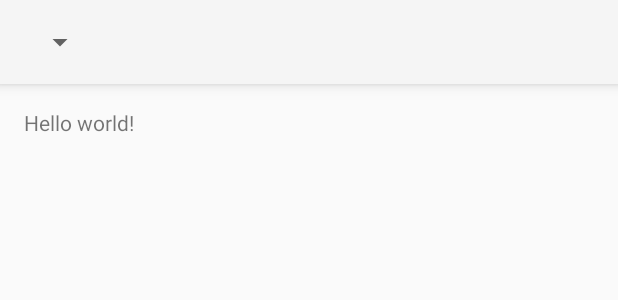
After one commit to diego15ag/Hearthstone, an Android app: the layout activity_mazos.xml on its own in the app's theme, with its tools: preview values and no code run, on a phone screen of 412 x 824 dp. The commit adds this screen. Shown: the top 300 px of the screen. Run offline under Robolectric (Android 15) with nearby library versions, the phone set to English and light mode, and no system bars.

Commit message:
Añadida vista preliminar de la acitividad para mostrar mazos/cartas

```diff
--- /dev/null
+++ b/app/src/main/res/layout/activity_mazos.xml
@@ -0,0 +1,65 @@
+<?xml version="1.0" encoding="utf-8"?>
+
+<android.support.v4.widget.DrawerLayout
+xmlns:android="http://schemas.android.com/apk/res/android"
+android:id="@+id/drawer_layout"
+android:layout_width="match_parent"
+android:layout_height="match_parent"
+android:fitsSystemWindows="true">
+<LinearLayout
+    android:layout_width="match_parent"
+    android:layout_height="match_parent"
+    android:orientation="vertical">
+
+    <android.support.v7.widget.Toolbar
+        android:id="@+id/toolbar"
+        android:layout_height="wrap_content"
+        android:layout_width="match_parent"
+        android:elevation="5dp"
+        android:minHeight="?attr/actionBarSize"
+        android:background="?attr/colorPrimary">
+
+        <Spinner
+            android:id="@+id/spinner_nav"
+            android:layout_width="wrap_content"
+            android:layout_height="wrap_content" />
+
+    </android.support.v7.widget.Toolbar>
+
+    <include
+        android:layout_width="match_parent"
+        android:layout_height="match_parent"
+        layout="@layout/content_mazos" />
+
+
+</LinearLayout>
+
+<LinearLayout
+    android:orientation="vertical"
+    android:layout_width="240dp"
+    android:layout_gravity="start"
+    android:layout_height="match_parent"
+    android:background="@color/primary_material_light"
+    android:id="@+id/layoutDelDrawer">
+
+    <ImageView
+        android:layout_width="wrap_content"
+        android:layout_height="wrap_content"
+        android:id="@+id/ivFotoDrawer"
+        android:focusable="false"
+        android:src="@mipmap/hearthstone_logo"
+        android:layout_gravity="center"
+        android:paddingTop="20dp"
+        android:paddingBottom="20dp" />
+
+    <ListView android:id="@+id/left_drawer"
+        android:layout_width="match_parent"
+        android:layout_height="match_parent"
+        android:choiceMode="singleChoice"
+        android:divider="@android:color/transparent"
+        android:dividerHeight="0dp"
+        android:background="#ffa29f7d"/>
+</LinearLayout>
+
+
+</android.support.v4.widget.DrawerLayout>
--- a/app/src/main/res/menu/menu_activity_mazos.xml
+++ b/app/src/main/res/menu/menu_activity_mazos.xml
@@ -4,4 +4,9 @@
     tools:context="com.example.diego.hearthstone.ActivityMazos">
     <item android:id="@+id/action_settings" android:title="@string/action_settings"
         android:orderInCategory="100" app:showAsAction="never" />
+    <item android:id="@+id/action_search"
+        android:title="@string/action_buscar"
+        android:icon="@drawable/ic_search"
+        app:showAsAction="ifRoom|collapseActionView"
+        app:actionViewClass="android.support.v7.widget.SearchView" />
 </menu>
--- a/app/src/main/res/values/strings.xml
+++ b/app/src/main/res/values/strings.xml
@@ -7,6 +7,7 @@
     <string name="drawer_open">Abrir</string>
     <string name="drawer_close">Cerrar</string>
     <string name="title_activity_activity_mazos">ActivityMazos</string>
+    <string name="action_buscar">Buscar</string>
 
 
 </resources>
```
Also changed, not shown: app/src/main/java/com/example/diego/hearthstone/ActivityMazos.java (+122 -1 lines), app/src/main/res/values/arrays.xml (+14 -1 lines), app/src/main/res/drawable-hdpi/ic_search.png (added), app/src/main/res/drawable-mdpi/ic_search.png (added), app/src/main/res/drawable-xhdpi/ic_search.png (added), app/src/main/res/drawable-xxhdpi/ic_search.png (added), app/src/main/res/layout/content_mazos.xml (renamed from app/src/main/res/layout/activity_activity_mazos.xml).
